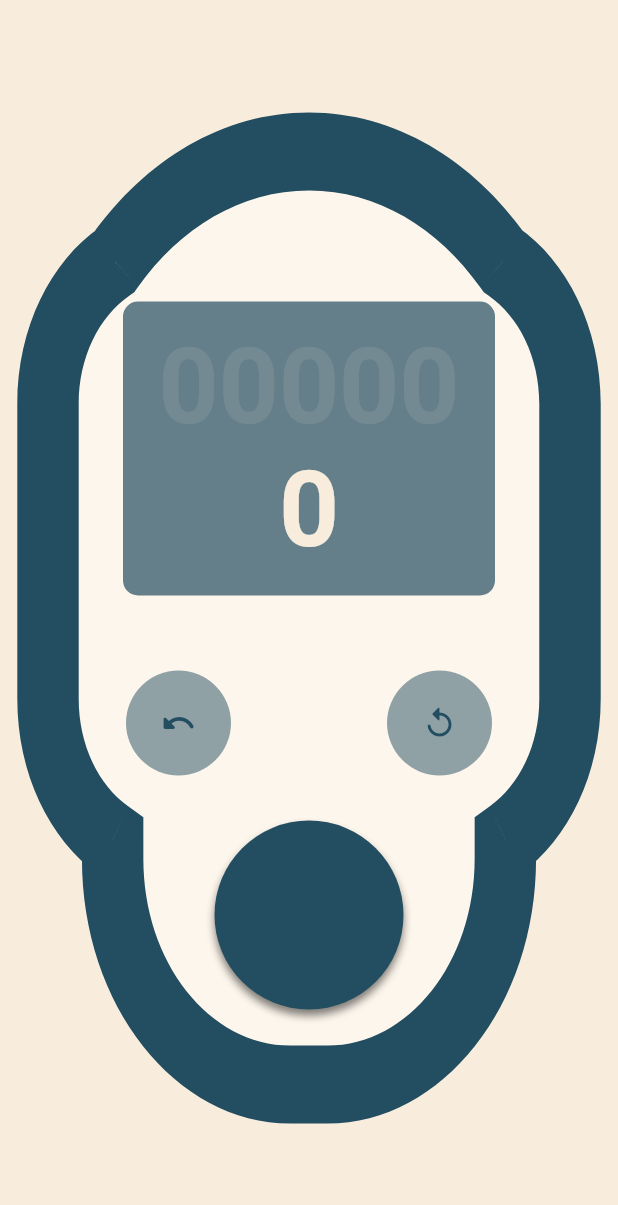
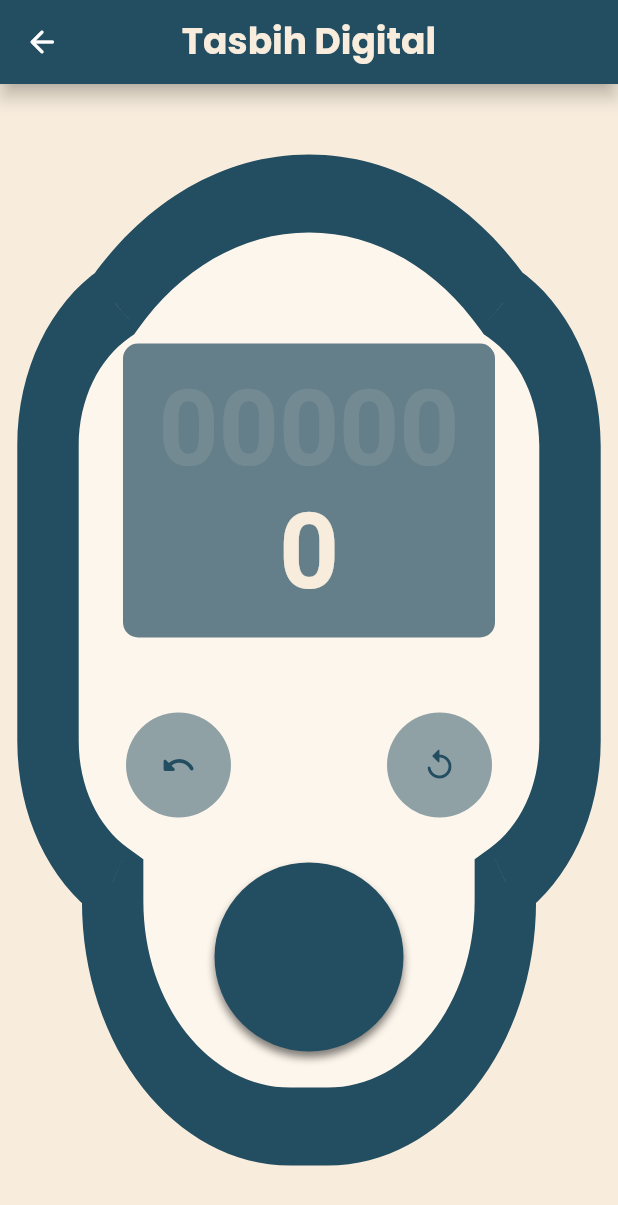
Before and after one commit to mkhoirulwafa18/eeman, a Flutter app: the TasbihPage screen opened by its route, on a phone screen of 412 x 824 dp. Shown: the top 1205 px of the screen. Run offline on Flutter 3.47's test engine with Material 2 defaults, Android fonts, the phone set to English and light mode, and no system bars; our stand-ins replace bloc, date_picker_timeline, dio, equatable, flutter_bloc, flutter_screenutil and 5 more; missing offline and left inert: dio_cache_interceptor, dio_cache_interceptor_hive_store; accounts and stored records are empty; generated files the repository leaves out were written again; Roboto replaces fonts that are missing (DsDigital); statements that could not run were skipped; project files that could hold a hidden picture were left out.

Commit message:
add appbar to tasbih page

```diff
--- a/lib/modules/tasbih/tasbih_page.dart
+++ b/lib/modules/tasbih/tasbih_page.dart
@@ -3,6 +3,8 @@ import 'package:flutter/services.dart';
 import 'package:flutter_bloc/flutter_bloc.dart';
 import 'package:quran_app/common/constants/constant.dart';
 import 'package:quran_app/common/widgets/base_page.dart';
+import 'package:quran_app/common/widgets/custom_app_bar.dart';
+import 'package:quran_app/l10n/l10n.dart';
 import 'package:quran_app/modules/tasbih/cubit/counter_cubit.dart';
 import 'package:quran_app/modules/tasbih/widgets/custom_painter.dart';
 
@@ -11,7 +13,11 @@ class TasbihPage extends StatelessWidget {
 
   @override
   Widget build(BuildContext context) {
+    final l10n = context.l10n;
     return BasePage(
+      appBar: CustomAppBar(
+        title: l10n.tasbihDigital,
+      ),
       child: Padding(
         padding: const EdgeInsets.all(16),
         child: Center(
```
